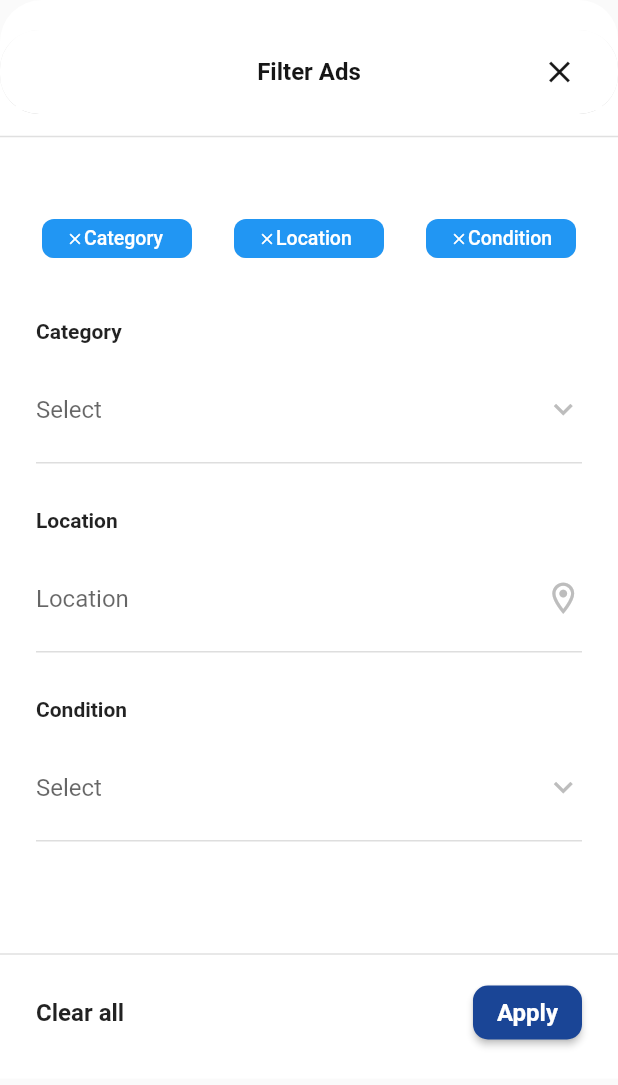
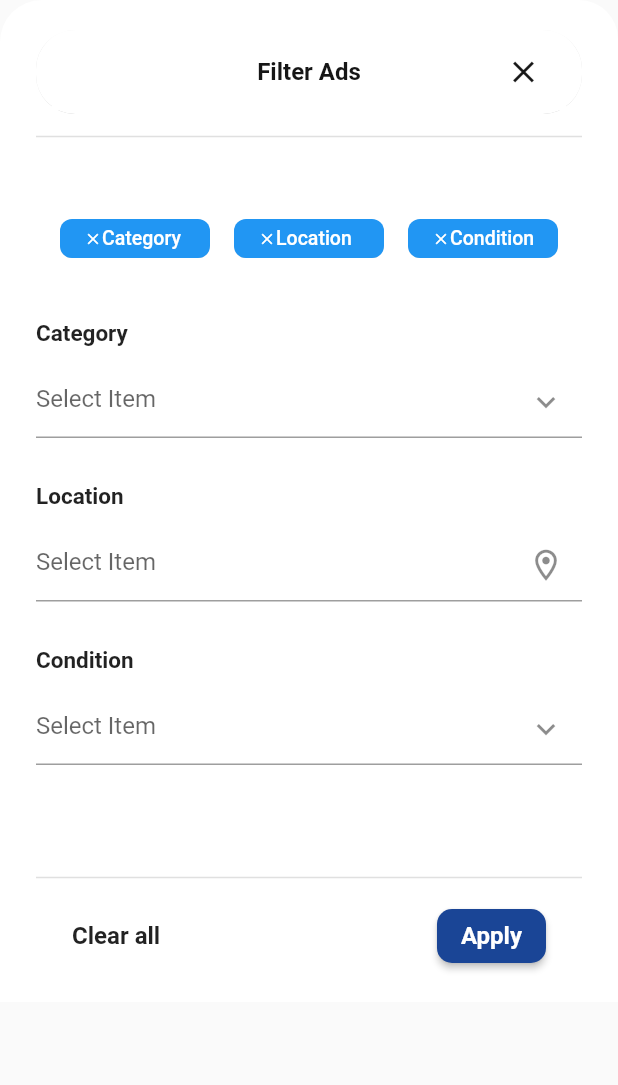
Before and after one commit to skybaseinnovations/barternp-app, a Flutter app: the CustomBottomSheet widget shown alone on an empty page, opened directly, on a phone screen of 412 x 824 dp. Shown: the top 1085 px of the screen. Run offline on Flutter 3.47's test engine with Material 2 defaults, Android fonts, the phone set to English and light mode, and no system bars; drawn by our look-alikes of dropdown_button2, dropdown_textfield; our stand-ins replace badges, cached_network_image, carousel_slider, flutter_svg, get, get_storage and 2 more; accounts and stored records are empty; network calls fail; Roboto replaces fonts that are missing (Libre Franklin); project files that could hold a hidden picture were left out.

Commit message:
Change drop down

```diff
--- a/lib/main.dart
+++ b/lib/main.dart
@@ -1,5 +1,9 @@
 import 'package:barter_app_2023/controllers/core_controller.dart';
 import 'package:barter_app_2023/utils/pages.dart';
+import 'package:barter_app_2023/views/auth/create_profile_page.dart';
+import 'package:barter_app_2023/views/dashboard/dash_page.dart';
+import 'package:barter_app_2023/views/dashboard/home/home_page.dart';
+import 'package:barter_app_2023/views/dashboard/home/search_page.dart';
 import 'package:barter_app_2023/views/splash_page.dart';
 import 'package:flutter/material.dart';
 import 'package:get/get.dart';
@@ -26,7 +30,7 @@ class BarterApp extends StatelessWidget {
         },
       ),
       debugShowCheckedModeBanner: false,
-      initialRoute: SplashPage.routeName,
+      initialRoute: SearchPage.routeName,
       getPages: getPages,
     );
   }
--- a/lib/views/dashboard/home_page.dart
+++ b/lib/views/dashboard/home_page.dart
@@ -13,7 +13,7 @@ import '../../widgets/custom/custom_categories_item.dart';
 import '../../widgets/custom/custom_items_tile.dart';
 
 class HomePage extends StatelessWidget {
-  static const String routename = "/homePage";
+  static const String routeName = "/homePage";
 
   HomePage({super.key});
   final hpc = Get.find<HomePageController>();
--- a/lib/widgets/custom/custom_bottom_sheet.dart
+++ b/lib/widgets/custom/custom_bottom_sheet.dart
@@ -1,8 +1,8 @@
 import 'package:barter_app_2023/utils/constants/colors.dart';
+import 'package:dropdown_textfield/dropdown_textfield.dart';
 import 'package:flutter/material.dart';
 import 'package:get/get.dart';
 
-import 'custom_drop_down.dart';
 import 'custom_filter_buttons.dart';
 
 class CustomBottomSheet extends StatelessWidget {
@@ -15,7 +15,10 @@ class CustomBottomSheet extends StatelessWidget {
           color: Colors.white,
           borderRadius:
               BorderRadius.only(topLeft: Radius.circular(28), topRight: Radius.circular(26))),
+      child: Padding(
+        padding: const EdgeInsets.only(left: 24, right: 24),
         child: Column(
+          crossAxisAlignment: CrossAxisAlignment.start,
           mainAxisSize: MainAxisSize.min,
           children: [
             const SizedBox(
@@ -74,35 +77,86 @@ class CustomBottomSheet extends StatelessWidget {
             const SizedBox(
               height: 41,
             ),
-          const CustomDropDown(
-            dropDownHint: "Select",
-            dropDownTitle: "Category",
-            dropDownIcon: Icon(
-              Icons.expand_more,
-              size: 25,
+            const Text(
+              "Category",
+              style: TextStyle(fontSize: 15, fontWeight: FontWeight.w600),
             ),
+            const SizedBox(
+              height: 13,
+            ),
+            DropDownTextField(
+              // clearOption: c.clearOption.value,
+              // controller: c.genderController,
+              readOnly: true,
+              dropdownRadius: 4,
+              dropDownIconProperty: IconProperty(icon: Icons.expand_more, size: 25),
+              // textFieldFocusNode: c.dropdownFieldFocusNode,
+              // dropDownIconProperty: IconProperty(
+              //     icon: c.hasFocus.value
+              //         ? Icons.keyboard_arrow_up_sharp
+              //         : Icons.keyboard_arrow_down_outlined),
+              dropDownList: const [
+                // DropDownValueModel(name: "Unspecified", value: "Unspecified"),
+                // DropDownValueModel(name: "Male", value: "Male"),
+                // DropDownValueModel(name: "Female", value: "Female"),
+                // DropDownValueModel(name: "Other", value: "Other"),
+              ],
             ),
             const SizedBox(
               height: 30,
             ),
-          const CustomDropDown(
-            dropDownHint: "Location",
-            dropDownTitle: "Location",
-            dropDownIcon: Icon(
-              Icons.location_on_outlined,
-              size: 25,
+            const Text(
+              "Location",
+              style: TextStyle(fontSize: 15, fontWeight: FontWeight.w600),
             ),
+            const SizedBox(
+              height: 13,
+            ),
+            DropDownTextField(
+              // clearOption: c.clearOption.value,
+              // controller: c.genderController,
+              readOnly: true,
+              dropdownRadius: 4,
+              dropDownIconProperty: IconProperty(icon: Icons.location_on_outlined, size: 25),
+              // textFieldFocusNode: c.dropdownFieldFocusNode,
+              // dropDownIconProperty: IconProperty(
+              //     icon: c.hasFocus.value
+              //         ? Icons.keyboard_arrow_up_sharp
+              //         : Icons.keyboard_arrow_down_outlined),
+              dropDownList: const [
+                // DropDownValueModel(name: "Unspecified", value: "Unspecified"),
+                // DropDownValueModel(name: "Male", value: "Male"),
+                // DropDownValueModel(name: "Female", value: "Female"),
+                // DropDownValueModel(name: "Other", value: "Other"),
+              ],
             ),
             const SizedBox(
               height: 30,
             ),
-          const CustomDropDown(
-            dropDownHint: "Select",
-            dropDownTitle: "Condition",
-            dropDownIcon: Icon(
-              Icons.expand_more,
-              size: 25,
+            const Text(
+              "Condition",
+              style: TextStyle(fontSize: 15, fontWeight: FontWeight.w600),
             ),
+            const SizedBox(
+              height: 13,
+            ),
+            DropDownTextField(
+              // clearOption: c.clearOption.value,
+              // controller: c.genderController,
+              readOnly: true,
+              dropdownRadius: 4,
+              dropDownIconProperty: IconProperty(icon: Icons.expand_more, size: 25),
+              // textFieldFocusNode: c.dropdownFieldFocusNode,
+              // dropDownIconProperty: IconProperty(
+              //     icon: c.hasFocus.value
+              //         ? Icons.keyboard_arrow_up_sharp
+              //         : Icons.keyboard_arrow_down_outlined),
+              dropDownList: const [
+                // DropDownValueModel(name: "Unspecified", value: "Unspecified"),
+                // DropDownValueModel(name: "Male", value: "Male"),
+                // DropDownValueModel(name: "Female", value: "Female"),
+                // DropDownValueModel(name: "Other", value: "Other"),
+              ],
             ),
             const SizedBox(
               height: 60,
@@ -140,6 +194,7 @@ class CustomBottomSheet extends StatelessWidget {
             )
           ],
         ),
+      ),
     );
   }
 }
--- a/lib/widgets/custom/custom_drop_down.dart
+++ /dev/null
@@ -1,50 +0,0 @@
-import 'package:dropdown_button2/dropdown_button2.dart';
-import 'package:flutter/material.dart';
-
-class CustomDropDown extends StatelessWidget {
-  final String dropDownTitle;
-  final String dropDownHint;
-  final Icon dropDownIcon;
-  const CustomDropDown({
-    super.key,
-    required this.dropDownTitle,
-    required this.dropDownHint,
-    required this.dropDownIcon,
-  });
-
-  @override
-  Widget build(BuildContext context) {
-    return Container(
-      margin: const EdgeInsets.symmetric(horizontal: 24),
-      child: Column(
-        crossAxisAlignment: CrossAxisAlignment.start,
-        children: [
-          Text(
-            dropDownTitle,
-            style: const TextStyle(fontWeight: FontWeight.w600, fontSize: 14),
-          ),
-          const SizedBox(
-            height: 20,
-          ),
-          Container(
-            height: 60,
-            decoration:
-                const BoxDecoration(border: Border(bottom: BorderSide(color: Color(0xffdedede)))),
-            child: Column(
-              children: [
-                DropdownButtonHideUnderline(
-                    child: DropdownButton2(
-                  isExpanded: true,
-                  items: const [],
-                  hint: Text(dropDownHint),
-                  dropdownStyleData: const DropdownStyleData(width: 400),
-                  iconStyleData: IconStyleData(icon: dropDownIcon),
-                )),
-              ],
-            ),
-          ),
-        ],
-      ),
-    );
-  }
-}
```
Lines whose indentation alone changed are shown as unchanged.
